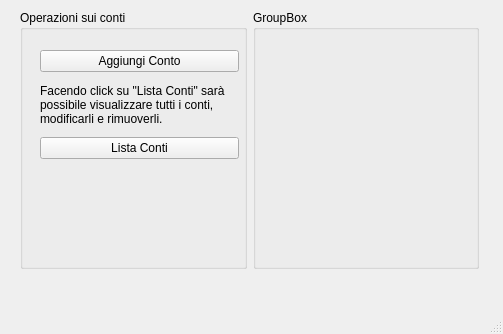
The window that mainwindow.ui (acavestro/qDB) describes before a commit, drawn with Qt 5.
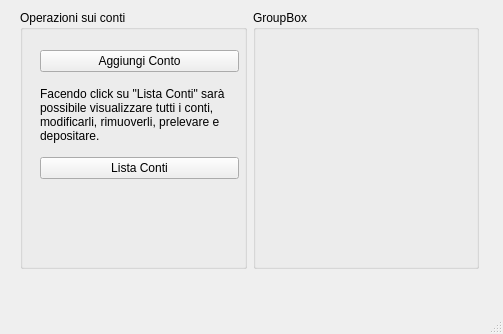
The same window after the commit.

Commit message: Sistemato qualche dettaglio nell'interfaccia grafica.

The edit to the form file:
```diff
--- a/mainwindow.ui
+++ b/mainwindow.ui
@@ -43,7 +43,7 @@
           <x>9</x>
           <y>29</y>
           <width>221</width>
-          <height>131</height>
+          <height>151</height>
          </rect>
         </property>
         <layout class="QVBoxLayout" name="verticalLayout">
@@ -57,7 +57,7 @@
          <item>
           <widget class="QLabel" name="label">
            <property name="text">
-            <string>Facendo click su &quot;Lista Conti&quot; sarà possibile visualizzare tutti i conti, modificarli e rimuoverli.</string>
+            <string>Facendo click su &quot;Lista Conti&quot; sarà possibile visualizzare tutti i conti, modificarli, rimuoverli, prelevare e depositare.</string>
            </property>
            <property name="scaledContents">
             <bool>false</bool>
```
Left out of the diff: 3 changed lines with no effect on the pictures. The commit also changes 1 other file.
